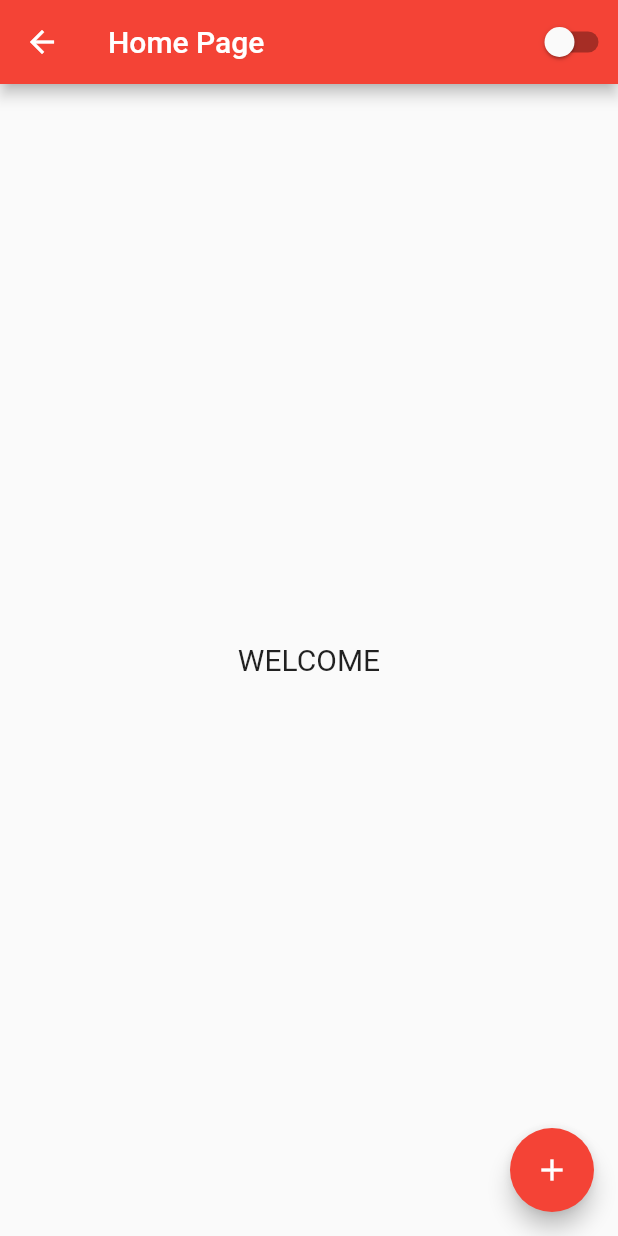
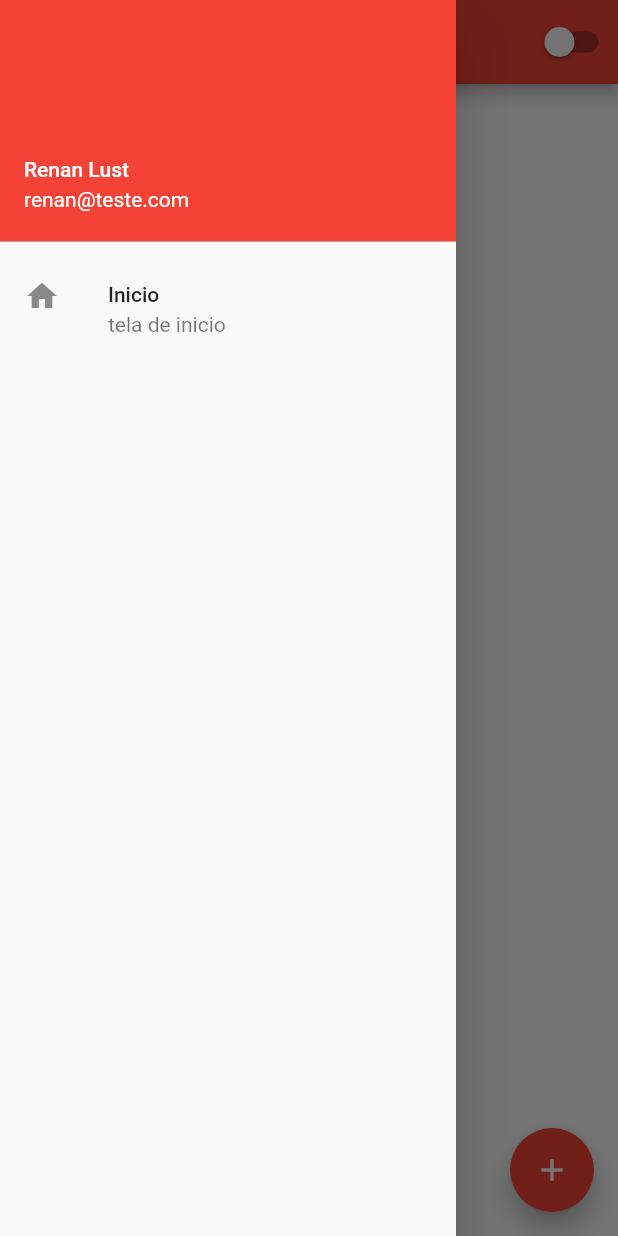
Before and after one commit to renanlustosa/FlutterRegularApp, a Flutter app: the HomePage screen opened by its route, with the side drawer open (before the commit the screen has no drawer), on a phone screen of 412 x 824 dp. Run offline on Flutter 3.47's test engine with Material 2 defaults, Android fonts, the phone set to English and light mode, and no system bars.

Commit message:
Drower criado

```diff
--- a/lib/home_page.dart
+++ b/lib/home_page.dart
@@ -16,6 +16,20 @@ class HomePageState extends State<HomePage> {
   @override
   Widget build(BuildContext context) {
     return Scaffold(
+      drawer: Drawer(
+        child: Column(children: [
+          const UserAccountsDrawerHeader(
+              accountName: Text('Renan Lust'),
+              accountEmail: Text('renan@teste.com')),
+          ListTile(
+              leading: const Icon(Icons.home),
+              title: const Text('Inicio'),
+              subtitle: const Text('tela de inicio'),
+              onTap: () {
+                Navigator.of(context).pushReplacementNamed('/');
+              })
+        ]),
+      ),
       appBar: AppBar(
         title: const Text('Home Page'),
         actions: const [
```
Also changed, not shown: lib/app_widget.dart (line endings or trailing spaces).
